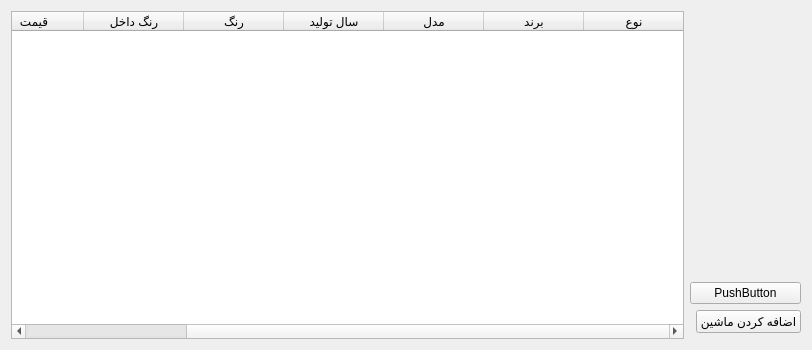
behruzsayyadi/AP98Project, file CarExhibitionManagement/Page_Cars.ui: the form before one commit.
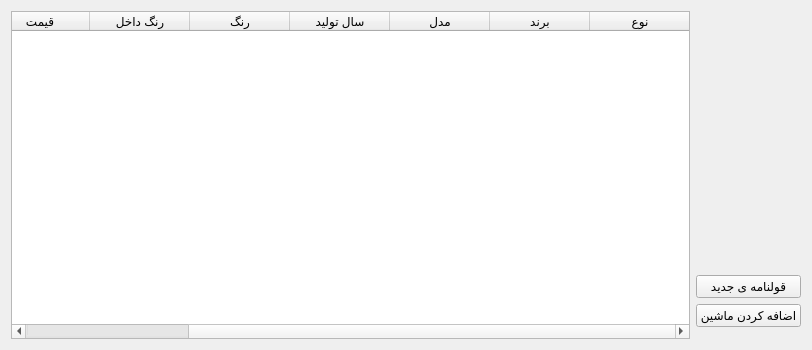
The form after the commit.

```diff
--- a/CarExhibitionManagement/Page_Cars.ui
+++ b/CarExhibitionManagement/Page_Cars.ui
@@ -14,34 +14,7 @@
    <string>Form</string>
   </property>
   <layout class="QGridLayout" name="gridLayout">
-   <item row="2" column="2">
-    <widget class="QPushButton" name="pushButton_AddCar">
-     <property name="text">
-      <string>اضافه کردن ماشین</string>
-     </property>
-    </widget>
-   </item>
-   <item row="1" column="1" colspan="2">
-    <widget class="QPushButton" name="pushButton_NewMemorandum">
-     <property name="text">
-      <string>PushButton</string>
-     </property>
-    </widget>
-   </item>
-   <item row="0" column="1" colspan="2">
-    <spacer name="verticalSpacer_top">
-     <property name="orientation">
-      <enum>Qt::Vertical</enum>
-     </property>
-     <property name="sizeHint" stdset="0">
-      <size>
-       <width>20</width>
-       <height>40</height>
-      </size>
-     </property>
-    </spacer>
-   </item>
-   <item row="0" column="0" rowspan="4">
+   <item row="0" column="0" rowspan="8">
     <widget class="QTableWidget" name="tableWidget_Cars">
      <property name="layoutDirection">
       <enum>Qt::RightToLeft</enum>
@@ -88,6 +61,33 @@
      </column>
     </widget>
    </item>
+   <item row="5" column="2">
+    <widget class="QPushButton" name="pushButton_AddCar">
+     <property name="text">
+      <string>اضافه کردن ماشین</string>
+     </property>
+    </widget>
+   </item>
+   <item row="3" column="2">
+    <spacer name="verticalSpacer_top">
+     <property name="orientation">
+      <enum>Qt::Vertical</enum>
+     </property>
+     <property name="sizeHint" stdset="0">
+      <size>
+       <width>20</width>
+       <height>40</height>
+      </size>
+     </property>
+    </spacer>
+   </item>
+   <item row="4" column="2">
+    <widget class="QPushButton" name="pushButton_NewMemorandum">
+     <property name="text">
+      <string>قولنامه ی جدید</string>
+     </property>
+    </widget>
+   </item>
   </layout>
  </widget>
  <resources/>
```
